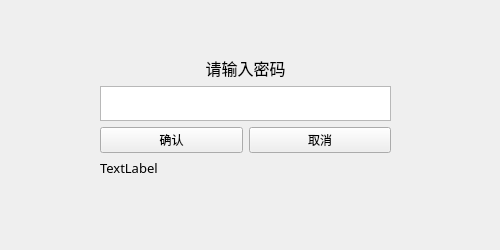
This is password.ui in FujouHisui/libraryProject as Qt 5 draws it before an edit. The edited form follows.
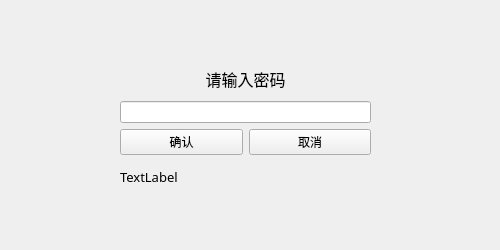
This is the edited form.

```diff
--- a/password.ui
+++ b/password.ui
@@ -13,13 +13,13 @@
   <property name="windowTitle">
    <string>Form</string>
   </property>
-  <widget class="QWidget" name="layoutWidget">
+  <widget class="QWidget" name="">
    <property name="geometry">
     <rect>
-     <x>100</x>
-     <y>56</y>
-     <width>291</width>
-     <height>121</height>
+     <x>120</x>
+     <y>62</y>
+     <width>251</width>
+     <height>131</height>
     </rect>
    </property>
    <layout class="QVBoxLayout" name="verticalLayout">
@@ -40,7 +40,11 @@
      </widget>
     </item>
     <item>
-     <widget class="QTextEdit" name="textEdit"/>
+     <widget class="QLineEdit" name="lineEdit">
+      <property name="echoMode">
+       <enum>QLineEdit::Password</enum>
+      </property>
+     </widget>
     </item>
     <item>
      <layout class="QHBoxLayout" name="horizontalLayout">
```
